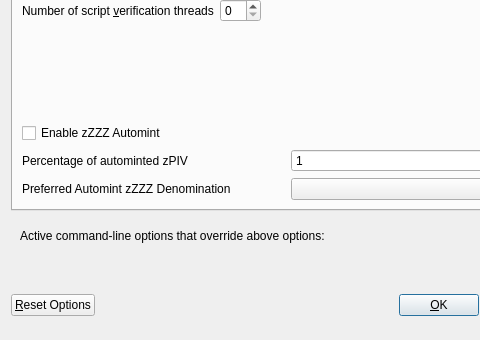
Qt form src/qt/forms/optionsdialog.ui (jonspock/tessa) before a commit; both pictures show x 0 to 480 and y 102 to 442 of the 576 by 442 pixel window.
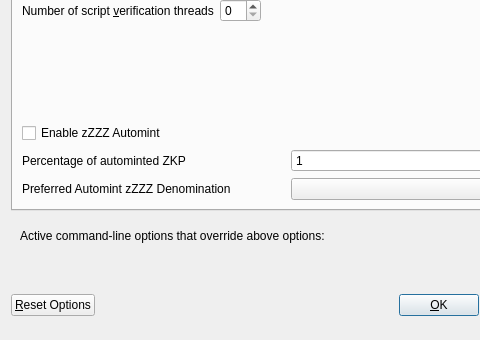
The same form after that commit. Custom widgets are drawn as their Qt base class.

The edit to the form file:
```diff
--- a/src/qt/forms/optionsdialog.ui
+++ b/src/qt/forms/optionsdialog.ui
@@ -151,7 +151,7 @@
             <string>Percentage of incoming PIV which get automatically converted to zZZZ via Zerocoin Protocol (min: 10%)</string>
            </property>
            <property name="text">
-            <string>Percentage of autominted zPIV</string>
+            <string>Percentage of autominted ZKP</string>
            </property>
           </widget>
          </item>
```
Left out of the diff: 8 changed lines with no effect on the pictures.
